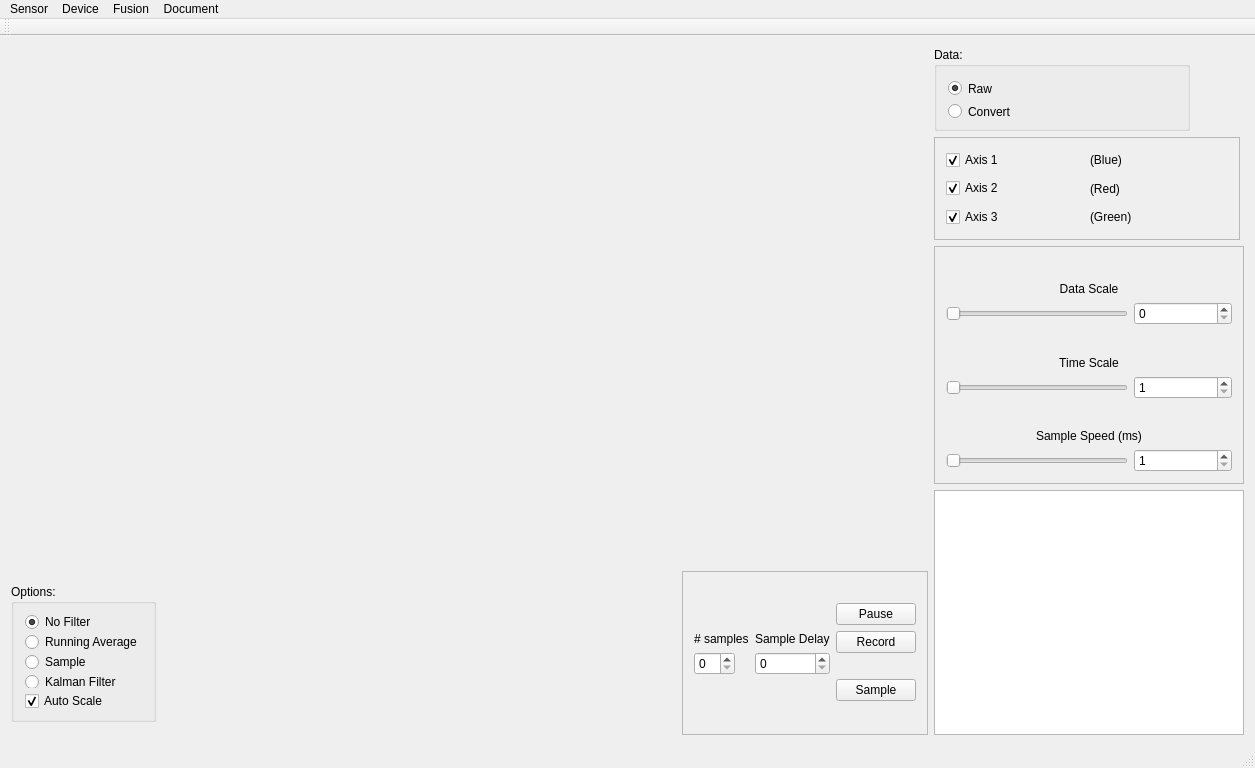
Before: the Qt Designer form Software/makeProfile/makeProfile/mainwindow.ui in UCCS-Robotics/animated-archer, drawn with Qt 5.
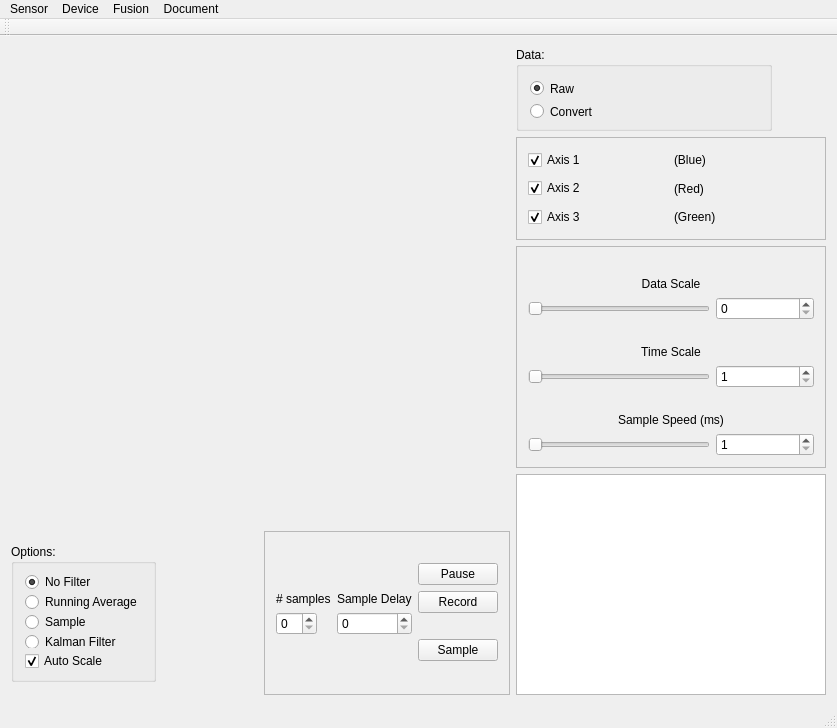
After: the same form once the commit is applied. Custom widgets are drawn as their Qt base class.

Commit message: Rearranged and commented the code.

Patch:
```diff
--- a/Software/makeProfile/makeProfile/mainwindow.ui
+++ b/Software/makeProfile/makeProfile/mainwindow.ui
@@ -6,8 +6,8 @@
    <rect>
     <x>0</x>
     <y>0</y>
-    <width>1255</width>
-    <height>768</height>
+    <width>837</width>
+    <height>728</height>
    </rect>
   </property>
   <property name="windowTitle">
@@ -278,7 +278,7 @@
          <widget class="QFrame" name="frame_2">
           <property name="maximumSize">
            <size>
-            <width>306</width>
+            <width>310</width>
             <height>103</height>
            </size>
           </property>
@@ -532,8 +532,8 @@
     <rect>
      <x>0</x>
      <y>0</y>
-     <width>1255</width>
-     <height>19</height>
+     <width>837</width>
+     <height>25</height>
     </rect>
    </property>
    <widget class="QMenu" name="menuInterface">
```
Left out of the diff: 6 changed lines with no effect on the pictures. The commit also changes 2 other files.
